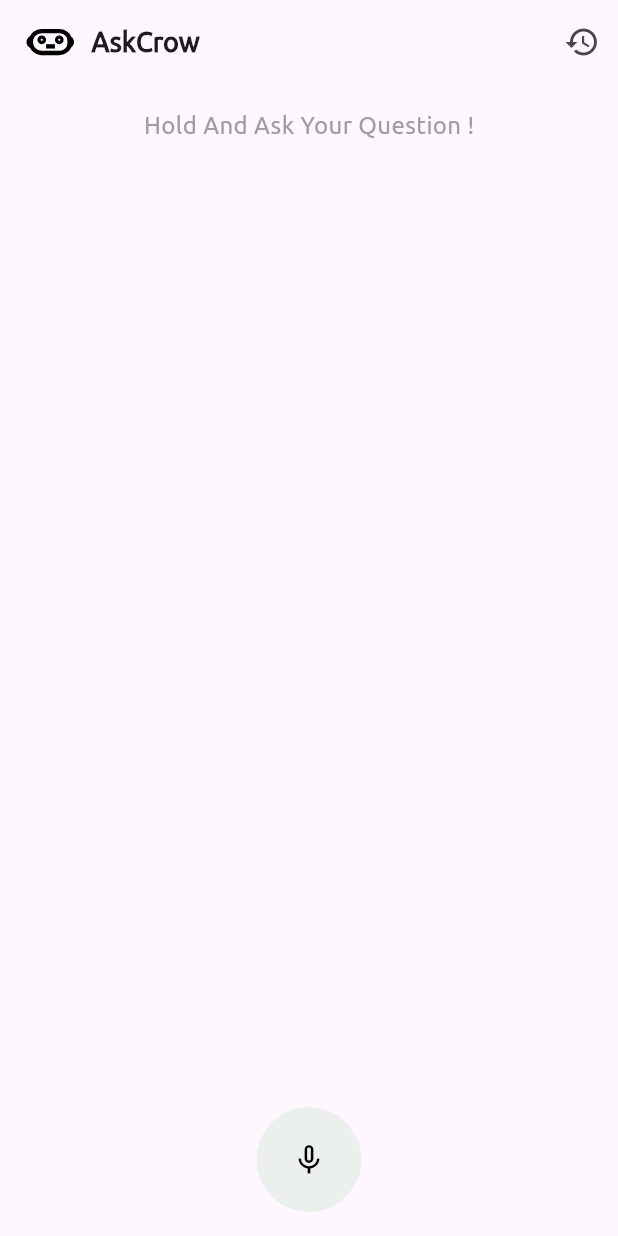
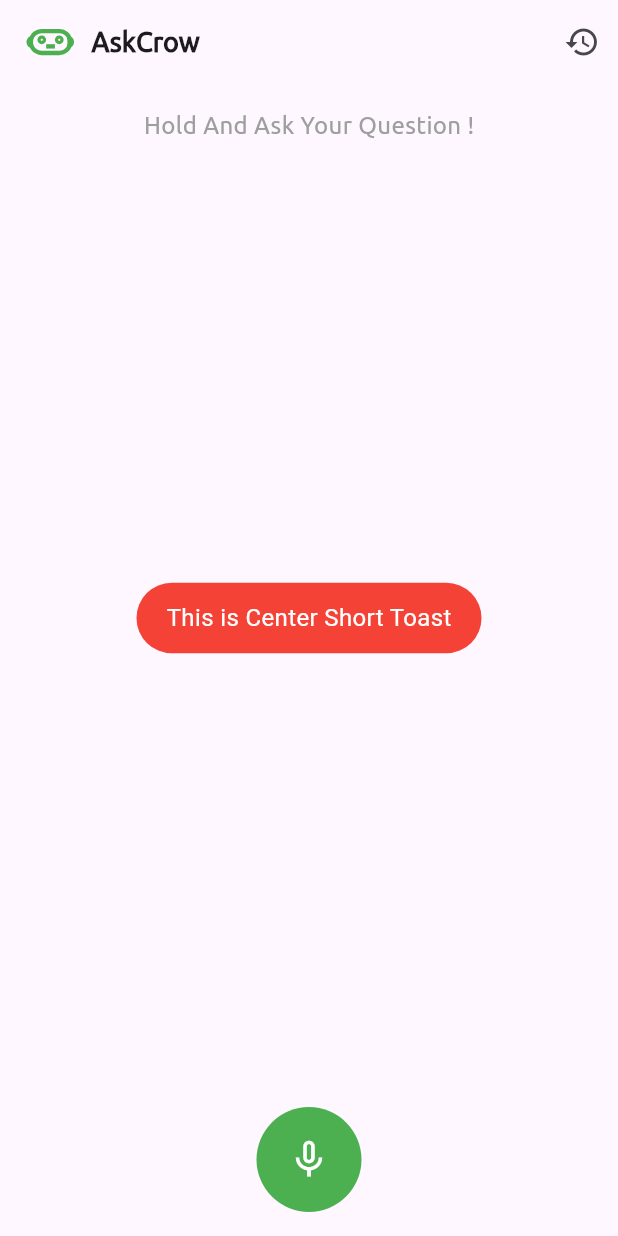
Before and after one commit to vaibhav-init/AskCrow, a Flutter app: the HomeView screen opened directly, on a phone screen of 412 x 824 dp. Run offline on Flutter 3.47's test engine with Material 3 defaults, Android fonts, the phone set to English and light mode, and no system bars; drawn by our look-alikes of avatar_glow; our stand-ins replace flutter_dotenv, flutter_svg, fluttertoast, lottie, speech_to_text; missing offline and left inert: neumorphic_ui.

Commit message:
toast && app icon change

```diff
--- /dev/null
+++ b/lib/common/utils.dart
@@ -0,0 +1 @@
+// show the toast function !!!!
--- a/lib/data/repository/local_storage_api.dart
+++ b/lib/data/repository/local_storage_api.dart
@@ -0,0 +1 @@
+class DatabaseRepository {}
--- a/lib/main.dart
+++ b/lib/main.dart
@@ -1,5 +1,6 @@
 import 'package:flutter/material.dart';
 import 'package:flutter_dotenv/flutter_dotenv.dart';
+import 'package:voice_gpt/presentation/screens/history_view.dart';
 import 'package:voice_gpt/presentation/screens/home_view.dart';
 
 void main() async {
@@ -24,6 +25,10 @@ class MyApp extends StatelessWidget {
           child: HomeView(),
         ),
       ),
+      routes: {
+        '/home': (context) => const HomeView(),
+        '/history': (context) => const HistoryView(),
+      },
     );
   }
 }
--- a/lib/presentation/screens/home_view.dart
+++ b/lib/presentation/screens/home_view.dart
@@ -1,5 +1,6 @@
 import 'package:avatar_glow/avatar_glow.dart';
 import 'package:flutter_svg/svg.dart';
+import 'package:fluttertoast/fluttertoast.dart';
 import 'package:neumorphic_ui/neumorphic_ui.dart';
 import 'package:speech_to_text/speech_to_text.dart';
 import 'package:voice_gpt/common/loader.dart';
@@ -19,6 +20,19 @@ class _HomeViewState extends State<HomeView> {
   SpeechToText speechToText = SpeechToText();
   bool isListening = false;
   var textToShow = "Hold And Ask Your Question !";
+  @override
+  void initState() {
+    super.initState();
+    Fluttertoast.showToast(
+      msg: "This is Center Short Toast",
+      toastLength: Toast.LENGTH_SHORT,
+      gravity: ToastGravity.CENTER,
+      timeInSecForIosWeb: 1,
+      backgroundColor: Colors.red,
+      textColor: Colors.white,
+      fontSize: 16.0,
+    );
+  }
 
   @override
   Widget build(BuildContext context) {
@@ -28,6 +42,10 @@ class _HomeViewState extends State<HomeView> {
           mainAxisAlignment: MainAxisAlignment.start,
           children: [
             SvgPicture.asset(
+              colorFilter: const ColorFilter.mode(
+                Colors.green,
+                BlendMode.srcIn,
+              ),
               'assets/svgs/bot.svg',
               height: 35,
             ),
@@ -45,7 +63,10 @@ class _HomeViewState extends State<HomeView> {
         ),
         actions: [
           IconButton(
-            onPressed: () {},
+            onPressed: () => Navigator.pushNamed(
+              context,
+              '/history',
+            ),
             icon: const Icon(
               Icons.history,
             ),
@@ -130,6 +151,7 @@ class _HomeViewState extends State<HomeView> {
               });
               String message = _messageController.text;
               String result = await APIService.getData(message);
+
               setState(() {
                 result = result;
                 isLoading = false;
@@ -141,10 +163,11 @@ class _HomeViewState extends State<HomeView> {
           },
           child: CircleAvatar(
             radius: 35,
-            backgroundColor: Colors.green.withOpacity(0.1),
+            backgroundColor: Colors.green,
             child: Icon(
+              size: 30,
               isListening ? Icons.mic : Icons.mic_none,
-              color: Colors.black,
+              color: Colors.white,
             ),
           ),
         ),
--- a/pubspec.yaml
+++ b/pubspec.yaml
@@ -19,6 +19,8 @@ dependencies:
   flutter_svg: ^2.0.9
   sqflite: ^2.3.0
   neumorphic_ui: ^1.0.1
+  path_provider: ^2.1.2
+  fluttertoast: ^8.2.4
 
 dev_dependencies:
   flutter_test:
```
Also changed, not shown: lib/presentation/screens/history_view.dart (+41 -0 lines), 6 other files.
